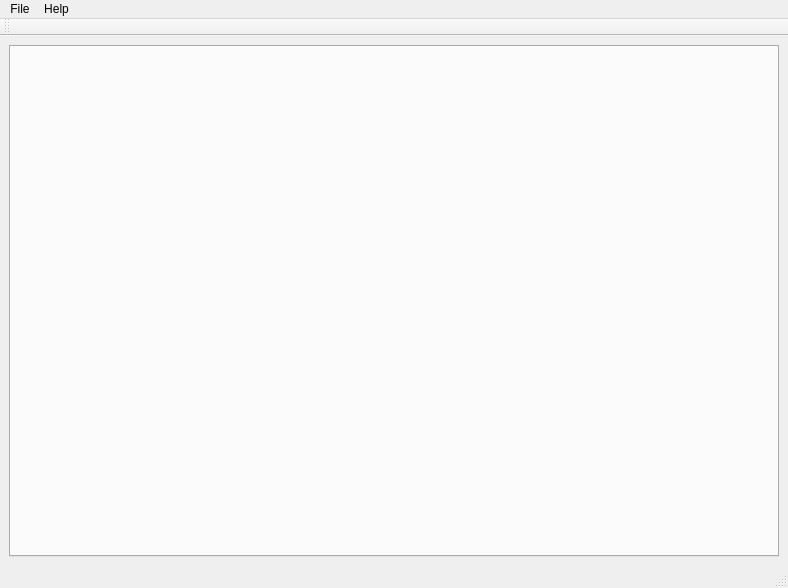
Before: the Qt Designer form src/plugins/coregui/mainwindow.ui in victor-yacovlev/kumir2, drawn with Qt 5.
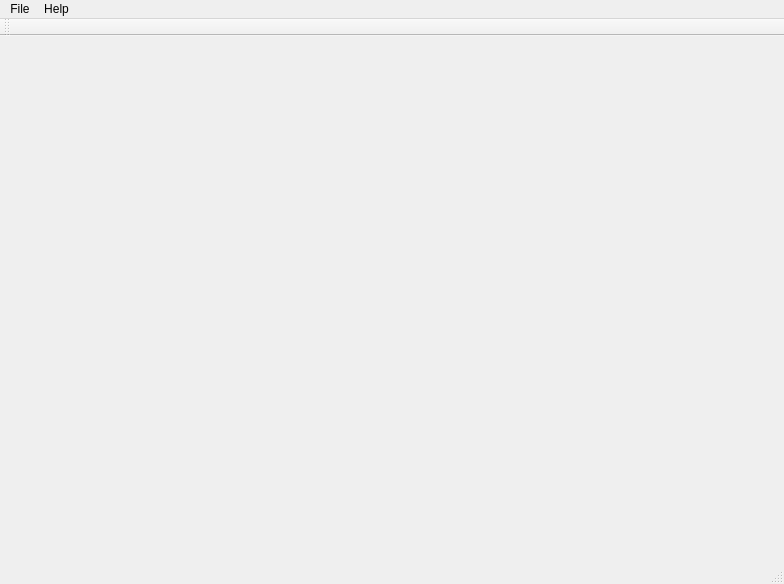
After: the same form once the commit is applied. Custom widgets are drawn as their Qt base class.

```diff
--- a/src/plugins/coregui/mainwindow.ui
+++ b/src/plugins/coregui/mainwindow.ui
@@ -6,8 +6,8 @@
    <rect>
     <x>0</x>
     <y>0</y>
-    <width>788</width>
-    <height>588</height>
+    <width>784</width>
+    <height>584</height>
    </rect>
   </property>
   <property name="windowTitle">
@@ -28,7 +28,17 @@
   <widget class="QWidget" name="centralwidget">
    <layout class="QVBoxLayout" name="verticalLayout">
     <item>
-     <widget class="QTabWidget" name="tabWidget"/>
+     <widget class="CoreGUI::TabWidget" name="tabWidget">
+      <property name="documentMode">
+       <bool>true</bool>
+      </property>
+      <property name="tabsClosable">
+       <bool>true</bool>
+      </property>
+      <property name="movable">
+       <bool>true</bool>
+      </property>
+     </widget>
     </item>
    </layout>
   </widget>
@@ -37,7 +47,7 @@
     <rect>
      <x>0</x>
      <y>0</y>
-     <width>788</width>
+     <width>784</width>
      <height>21</height>
     </rect>
    </property>
@@ -177,6 +187,14 @@
    </property>
   </action>
  </widget>
+ <customwidgets>
+  <customwidget>
+   <class>CoreGUI::TabWidget</class>
+   <extends>QTabWidget</extends>
+   <header location="global">tabwidget.h</header>
+   <container>1</container>
+  </customwidget>
+ </customwidgets>
  <resources/>
  <connections/>
 </ui>
```
